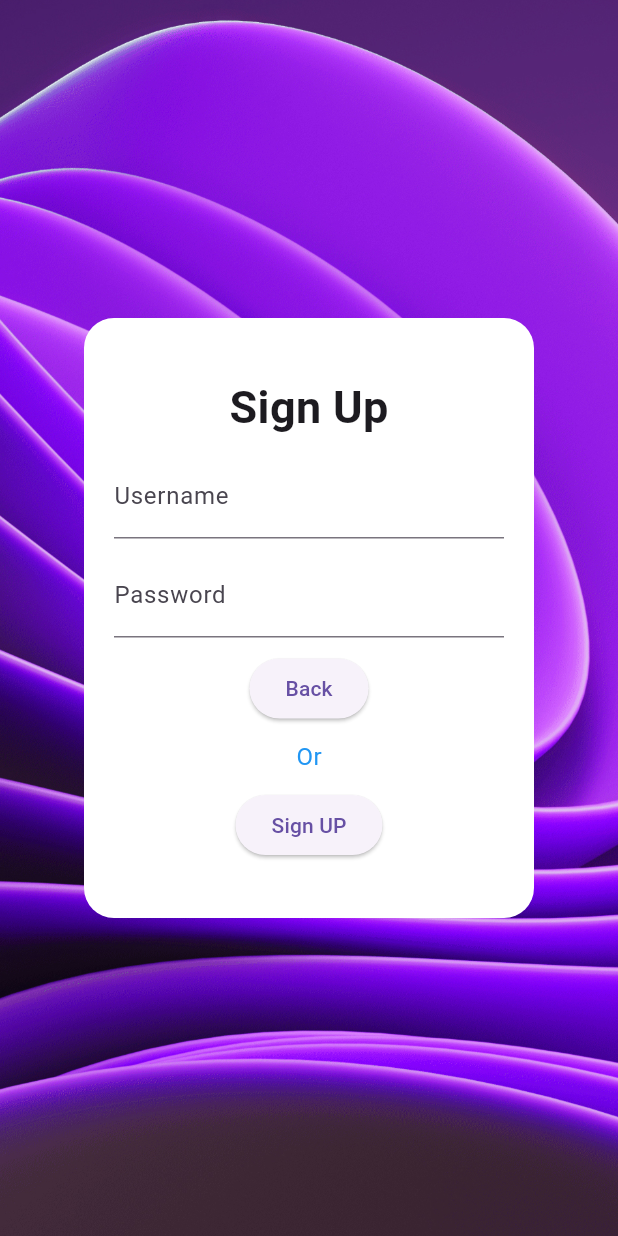
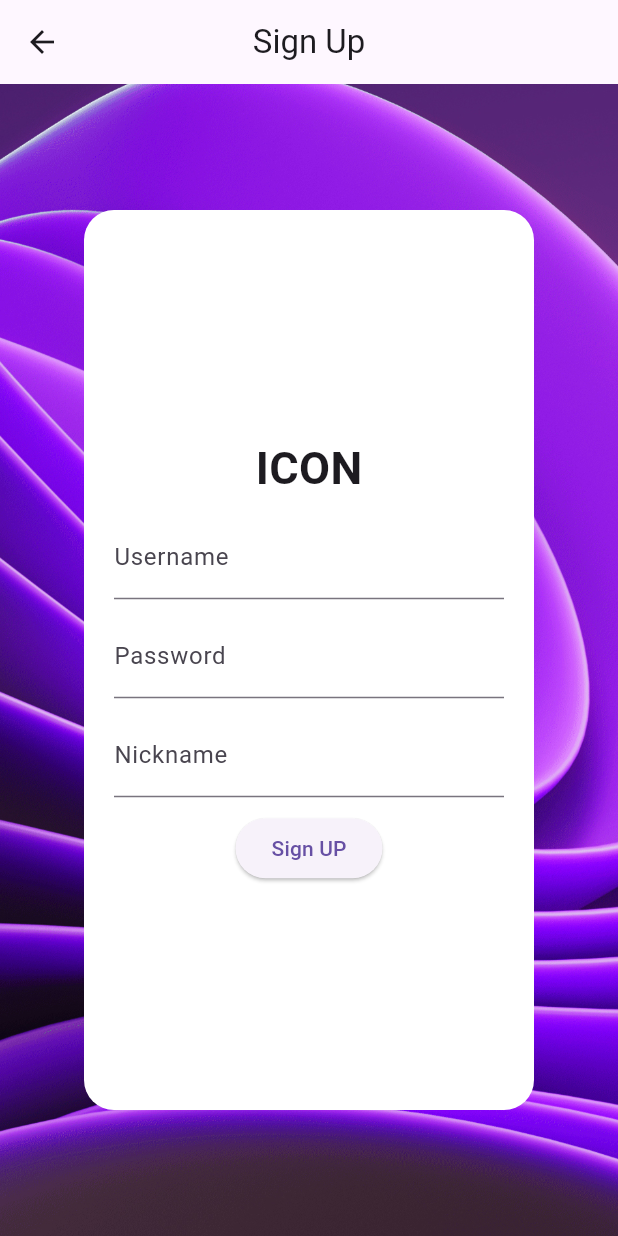
Before and after one commit to ActivateZ/my_crud_flutter, a Flutter app: the CreatePage screen opened by its route, on a phone screen of 412 x 824 dp. Run offline on Flutter 3.47's test engine with Material 3 defaults, Android fonts, the phone set to English and light mode, and no system bars.

Commit message:
Update app

```diff
--- a/app/lib/pages/create.dart
+++ b/app/lib/pages/create.dart
@@ -16,6 +16,14 @@ class CreatePage extends StatelessWidget {
   @override
   Widget build(BuildContext context) {
     return Scaffold(
+        appBar: AppBar(
+        centerTitle: true,
+        title: const Text('Sign Up'),
+        leading: IconButton(
+          icon: const Icon(Icons.arrow_back),
+          onPressed: () => _handleBack(context),
+        ),
+        ),
       body: Stack(
         children: [
           // Background image
@@ -36,7 +44,7 @@ class CreatePage extends StatelessWidget {
               // Set a smaller size for the login container
               constraints: const BoxConstraints(
                 maxWidth: 300, // Adjust width as needed
-                maxHeight: 400, // Adjust height as needed
+                maxHeight: 600, // Adjust height as needed
               ),
               decoration: const BoxDecoration(
                 color: Colors.white, // Set container background color to white
@@ -49,7 +57,7 @@ class CreatePage extends StatelessWidget {
                     MainAxisAlignment.center, // Center content vertically
                 children: [
                   const Text(
-                    "Sign Up",
+                    "ICON",
                     style: TextStyle(
                       fontSize: 30,
                       fontWeight: FontWeight.bold,
@@ -58,7 +66,7 @@ class CreatePage extends StatelessWidget {
                   const SizedBox(height: 10),
                   const TextField(
                     decoration: InputDecoration(
-                      hintText: "Enter Username",
+                      hintText: "Enter nsername",
                       labelText: "Username",
                     ),
                   ),
@@ -70,16 +78,10 @@ class CreatePage extends StatelessWidget {
                     ),
                   ),
                   const SizedBox(height: 10),
-                  ElevatedButton(
-                    onPressed: () => _handleBack(context),
-                    child: const Text('Back'),
-                  ),
-                  const SizedBox(height: 10),
-                  const Text(
-                    'Or',
-                    style: TextStyle(
-                      fontSize: 16,
-                      color: Colors.blue,
+                  const TextField(
+                    decoration: InputDecoration(
+                      hintText: "Enter nickname",
+                      labelText: "Nickname",
                     ),
                   ),
                   const SizedBox(height: 10),
--- a/app/lib/pages/login.dart
+++ b/app/lib/pages/login.dart
@@ -81,13 +81,13 @@ class LoginPage extends StatelessWidget {
                     'Or',
                     style: TextStyle(
                       fontSize: 16, // ปรับขนาดตัวอักษรที่ต้องการ
-                      color: Colors.blue, // ปรับสีตัวอักษรที่ต้องการ
+                      color: Color.fromARGB(255, 0, 0, 0), // ปรับสีตัวอักษรที่ต้องการ
                     ),
                   ),
-                  const SizedBox(height: 10),
+                  const SizedBox(height: 5),
                   ElevatedButton(
                     onPressed: () => _handleSignUp(context),
-                    child: const Text('Sign UP'),
+                    child: const Text('SIGN UP'),
                   ),
                 ],
               ),
```
